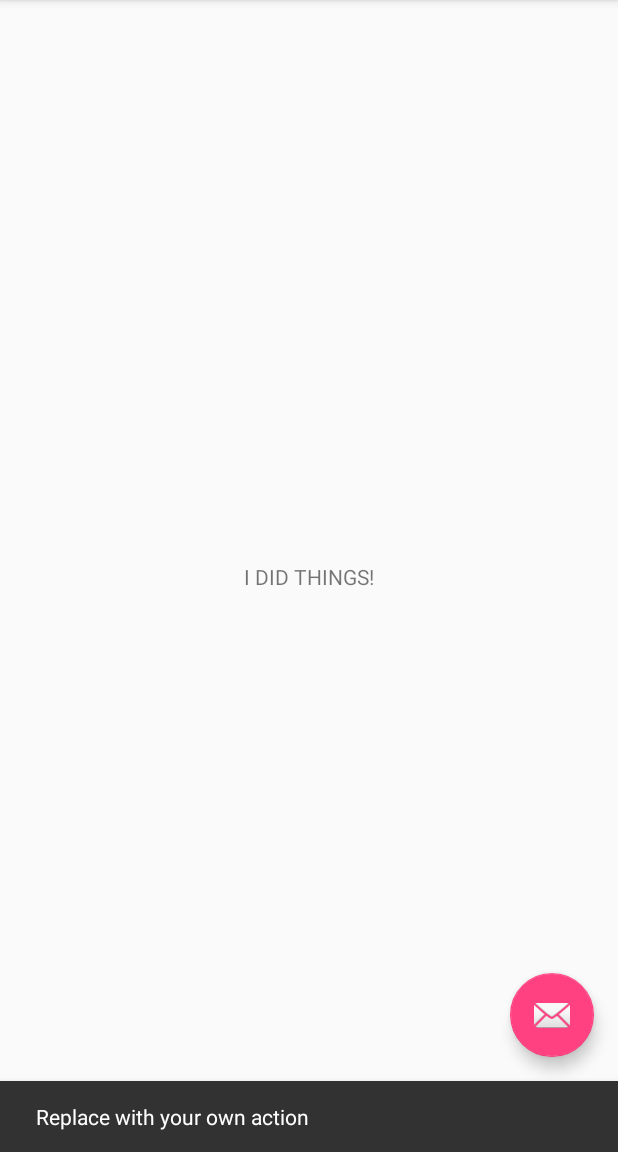
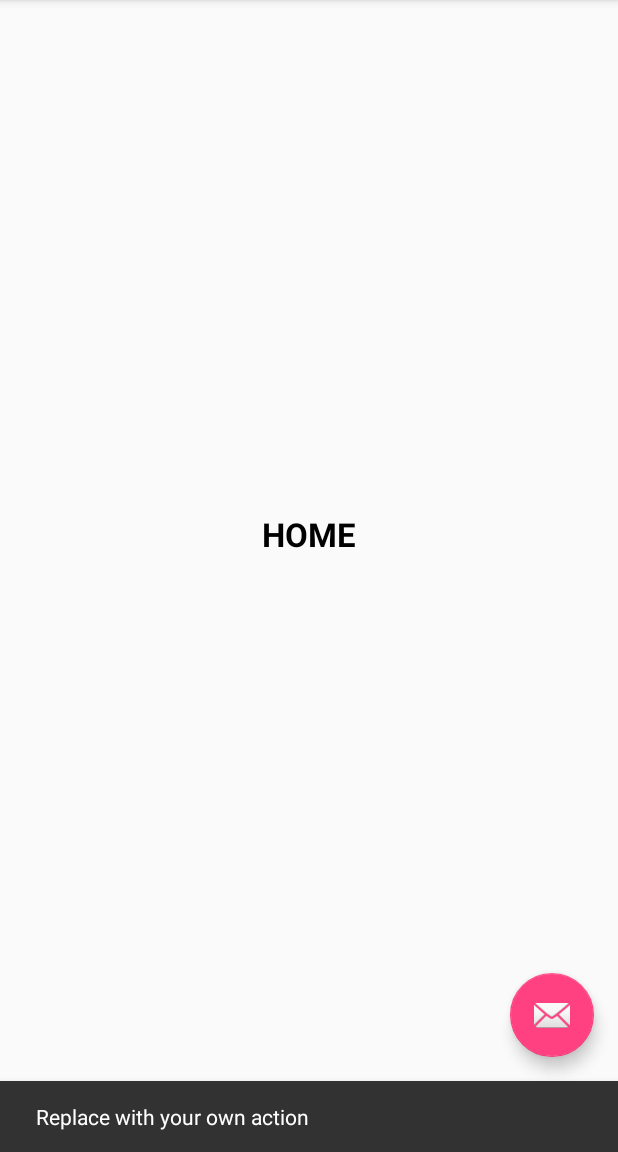
Before and after one commit to palarax/Arduino_wifi, an Android app: the screen it shows after launch (MainActivity), after a tap on an icon or button, on a phone screen of 412 x 824 dp, the part 84-1236 px from its top. Run offline under Robolectric (Android 15) with nearby library versions, the phone set to English and light mode, and no system bars.

Commit message:
implement P2P manager TODO: find peers, display peers, connect to a peer

```diff
--- a/app/src/main/java/palarax/arduino_wifi/MainActivity.kt
+++ b/app/src/main/java/palarax/arduino_wifi/MainActivity.kt
@@ -1,6 +1,15 @@
 package palarax.arduino_wifi
 
+import android.Manifest
+import android.app.Fragment
+import android.content.Context
+import android.content.IntentFilter
+import android.content.pm.PackageManager
+import android.net.wifi.p2p.WifiP2pDevice
+import android.net.wifi.p2p.WifiP2pManager
+import android.os.Build
 import android.os.Bundle
+import android.os.Looper
 import android.support.design.widget.FloatingActionButton
 import android.support.design.widget.NavigationView
 import android.support.design.widget.Snackbar
@@ -9,10 +18,43 @@ import android.support.v4.widget.DrawerLayout
 import android.support.v7.app.ActionBarDrawerToggle
 import android.support.v7.app.AppCompatActivity
 import android.support.v7.widget.Toolbar
-import android.view.Menu
-import android.view.MenuItem
+import android.view.*
+import android.widget.Toast
+
 
 class MainActivity : AppCompatActivity(), NavigationView.OnNavigationItemSelectedListener {
+
+    private val TAG = "MainActivity"
+
+    companion object {
+        private const val PERMISSIONS_REQUEST_CODE_ACCESS_COARSE_LOCATION = 120
+    }
+
+    private val wifi_fragment = fragmentManager.findFragmentByTag("wifi_fragment") ?: WifiFragment()
+    private val home_fragment = fragmentManager.findFragmentByTag("home_fragment") ?: MainFragment()
+
+    var wifiReceiver: WifiReceiver? = null
+
+    private val peers = ArrayList<WifiP2pDevice>()
+
+    //is wifi enabled
+    var isEnabled: Boolean? = false
+
+    //Channels for WIFI P2P
+    var mChannel: WifiP2pManager.Channel? = null
+
+    //Wifi manager
+    private val mP2Pmanger: WifiP2pManager
+        get() = getSystemService(Context.WIFI_P2P_SERVICE) as WifiP2pManager
+
+    //listens to events in onCreate
+    private val intentFilter = IntentFilter()
+
+
+    fun setIsWifiP2pEnabled(isWifiP2pEnabled: Boolean) {
+        this.isEnabled = isWifiP2pEnabled
+    }
+
 
     override fun onCreate(savedInstanceState: Bundle?) {
         super.onCreate(savedInstanceState)
@@ -34,6 +76,37 @@ class MainActivity : AppCompatActivity(), NavigationView.OnNavigationItemSelecte
 
         val navigationView = findViewById(R.id.nav_view) as NavigationView
         navigationView.setNavigationItemSelectedListener(this)
+
+        //Initial fragment
+        fragmentManager.beginTransaction()
+        .replace(R.id.main_frag,home_fragment)
+                .commit()
+
+        intentFilter.addAction(WifiP2pManager.WIFI_P2P_STATE_CHANGED_ACTION)        // Indicates a change in the Wi-Fi P2P status.
+        intentFilter.addAction(WifiP2pManager.WIFI_P2P_PEERS_CHANGED_ACTION)        //Indicates a change in the list of available peers.
+        intentFilter.addAction(WifiP2pManager.WIFI_P2P_CONNECTION_CHANGED_ACTION)   //Indicates the state of Wi-Fi P2P connectivity has changed.
+        intentFilter.addAction(WifiP2pManager.WIFI_P2P_THIS_DEVICE_CHANGED_ACTION)  //Indicates this device's details have changed.
+
+        mChannel = mP2Pmanger.initialize(this, Looper.getMainLooper(), null)    //return channel which is used to connect to P2P framework
+        wifiReceiver = WifiReceiver(mP2Pmanger, mChannel, this)
+    }
+
+    fun discoverPeers()
+    {
+        mP2Pmanger.discoverPeers(mChannel, object : WifiP2pManager.ActionListener {
+
+            override fun onSuccess() {
+                // Code for when the discovery initiation is successful goes here.
+                // No services have actually been discovered yet, so this method
+                // can often be left blank.  Code for peer discovery goes in the
+                // onReceive method, detailed below.
+            }
+
+            override fun onFailure(reasonCode: Int) {
+                Toast.makeText(baseContext, "Connect failed. Retry.",
+                        Toast.LENGTH_SHORT).show()
+            }
+        })
     }
 
     override fun onBackPressed() {
@@ -44,6 +117,25 @@ class MainActivity : AppCompatActivity(), NavigationView.OnNavigationItemSelecte
             super.onBackPressed()
         }
     }
+
+    override fun onStart() {
+        super.onStart()
+        wifiReceiver = WifiReceiver(mP2Pmanger, mChannel, this)
+        registerReceiver(wifiReceiver, intentFilter)
+    }
+
+
+    override fun onResume() {
+        super.onResume()
+        wifiReceiver = WifiReceiver(mP2Pmanger, mChannel, this)
+        registerReceiver(wifiReceiver, intentFilter)
+    }
+
+    override fun onPause() {
+        super.onPause()
+        unregisterReceiver(wifiReceiver)
+    }
+
 
     override fun onCreateOptionsMenu(menu: Menu): Boolean {
         // Inflate the menu; this adds items to the action bar if it is present.
@@ -70,9 +162,14 @@ class MainActivity : AppCompatActivity(), NavigationView.OnNavigationItemSelecte
         val id = item.itemId
 
         if (id == R.id.nav_home) {
-            // Handle the camera action
+            fragmentManager.beginTransaction()
+                    .replace(R.id.main_frag,home_fragment)
+                    .commit()
+
         } else if (id == R.id.nav_wifi) {
-
+            fragmentManager.beginTransaction()
+            .replace(R.id.main_frag,wifi_fragment)
+                    .commit()
         } else if (id == R.id.nav_controls) {
 
         } else if (id == R.id.nav_manage) {
@@ -87,4 +184,42 @@ class MainActivity : AppCompatActivity(), NavigationView.OnNavigationItemSelecte
         drawer.closeDrawer(GravityCompat.START)
         return true
     }
+
+    private fun checkPermissions(): Boolean {
+        if (Build.VERSION.SDK_INT >= Build.VERSION_CODES.M
+                && checkSelfPermission(Manifest.permission.ACCESS_COARSE_LOCATION) !== PackageManager.PERMISSION_GRANTED) {
+            requestPermissions(
+                    arrayOf(Manifest.permission.ACCESS_COARSE_LOCATION),
+                    PERMISSIONS_REQUEST_CODE_ACCESS_COARSE_LOCATION)
+            return false
+        } else {
+            return true
+        }
+    }
+
+    override fun onRequestPermissionsResult(requestCode: Int, permissions: Array<out String>, grantResults: IntArray) {
+        super.onRequestPermissionsResult(requestCode, permissions, grantResults)
+        when (requestCode) {
+            PERMISSIONS_REQUEST_CODE_ACCESS_COARSE_LOCATION -> {
+                //startScanning here
+            }
+        }
+    }
+
+    class MainFragment : Fragment(){
+
+
+        override fun onCreateView(inflater: LayoutInflater?, container: ViewGroup?, savedInstanceState: Bundle?): View? {
+            return inflater?.inflate(R.layout.home_fragment,container,false)
+        }
+    }
+
+    class WifiFragment : Fragment(){
+
+
+        override fun onCreateView(inflater: LayoutInflater?, container: ViewGroup?, savedInstanceState: Bundle?): View? {
+            return inflater?.inflate(R.layout.wifi_fragment,container,false)
+        }
+    }
+
 }
--- /dev/null
+++ b/app/src/main/java/palarax/arduino_wifi/WifiReceiver.kt
@@ -0,0 +1,54 @@
+package palarax.arduino_wifi
+
+import android.content.BroadcastReceiver
+import android.content.Context
+import android.content.Intent
+import android.net.wifi.p2p.WifiP2pManager
+import android.util.Log
+
+
+/**
+ * Created by Ithai on 22/06/2017.
+ */
+class WifiReceiver(wifiManager: WifiP2pManager, channel : WifiP2pManager.Channel?, activity: MainActivity) : BroadcastReceiver() {
+
+    companion object {
+        val TAG = "Wifi_receiver"
+    }
+
+
+    var wifiP2Pmanager : WifiP2pManager? = wifiManager
+
+    var mChannel : WifiP2pManager.Channel? = channel
+    var mainActivity : MainActivity? = activity
+
+
+    override fun onReceive(context: Context?, intent: Intent?) {
+
+        val action = intent?.action
+        if (WifiP2pManager.WIFI_P2P_STATE_CHANGED_ACTION == action) {
+            // Check to see if Wi-Fi is enabled and notify appropriate activity
+            val state = intent.getIntExtra(WifiP2pManager.EXTRA_WIFI_STATE, -1)
+            mainActivity?.setIsWifiP2pEnabled(state == WifiP2pManager.WIFI_P2P_STATE_ENABLED)
+
+        } else if (WifiP2pManager.WIFI_P2P_PEERS_CHANGED_ACTION == action) {
+
+            // Call WifiP2pManager.requestPeers() to get a list of current peers
+            if (wifiP2Pmanager != null) {
+               // wifiP2Pmanager!!.requestPeers(mChannel, peerListListener);
+            }
+            Log.d(TAG, "P2P peers changed")
+
+        } else if (WifiP2pManager.WIFI_P2P_CONNECTION_CHANGED_ACTION == action) {
+            // Respond to new connection or disconnections
+
+        } else if (WifiP2pManager.WIFI_P2P_THIS_DEVICE_CHANGED_ACTION == action) {
+            // Respond to this device's wifi state changing
+        }
+
+    }
+
+
+
+
+}
--- a/app/src/main/res/layout/app_bar_main.xml
+++ b/app/src/main/res/layout/app_bar_main.xml
@@ -1,12 +1,11 @@
 <?xml version="1.0" encoding="utf-8"?>
 <android.support.design.widget.CoordinatorLayout xmlns:android="http://schemas.android.com/apk/res/android"
     xmlns:app="http://schemas.android.com/apk/res-auto"
-    xmlns:tools="http://schemas.android.com/tools"
     android:layout_width="match_parent"
-    android:layout_height="match_parent"
-    tools:context="palarax.arduino_wifi_project.MainActivity">
+    android:layout_height="match_parent">
 
         <android.support.design.widget.AppBarLayout
+            android:id="@+id/panelTop"
             android:layout_width="match_parent"
             android:layout_height="wrap_content"
             android:theme="@style/AppTheme.AppBarOverlay">
@@ -20,7 +19,13 @@
 
         </android.support.design.widget.AppBarLayout>
 
-    <include layout="@layout/content_main" />
+    <FrameLayout
+        android:id="@+id/main_frag"
+        android:layout_width="match_parent"
+        android:layout_height="match_parent"
+        android:layout_below="@id/panelTop">
+
+    </FrameLayout>
 
         <android.support.design.widget.FloatingActionButton
             android:id="@+id/fab"
@@ -30,4 +35,5 @@
             android:layout_margin="@dimen/fab_margin"
             app:srcCompat="@android:drawable/ic_dialog_email" />
 
+
 </android.support.design.widget.CoordinatorLayout>
--- /dev/null
+++ b/app/src/main/res/layout/home_fragment.xml
@@ -0,0 +1,17 @@
+<FrameLayout
+    xmlns:android="http://schemas.android.com/apk/res/android"
+    android:layout_width="match_parent"
+    android:layout_height="match_parent"
+    android:layout_gravity="center">
+
+    <TextView
+        android:id="@+id/HOME"
+        android:layout_width="wrap_content"
+        android:layout_height="wrap_content"
+        android:layout_gravity="center"
+        android:textStyle="bold"
+        android:text="HOME"
+        android:textAppearance="?android:attr/textAppearanceLarge"
+        android:textColor="@android:color/black" />
+
+</FrameLayout>
--- a/app/src/main/res/values/strings.xml
+++ b/app/src/main/res/values/strings.xml
@@ -16,4 +16,7 @@
     <string name="nav_home">Home</string>
     <string name="nav_configuration">Controls configuration</string>
 
+    <!-- toasts -->
+    <string name="wifi_connect">Connecting to wifi</string>
+
 </resources>
```
Also changed, not shown: app/src/main/AndroidManifest.xml (+7 -0 lines), app/src/main/res/layout/wifi_fragment.xml (added, +20 -0 lines). Lines whose indentation alone changed are shown as unchanged.
